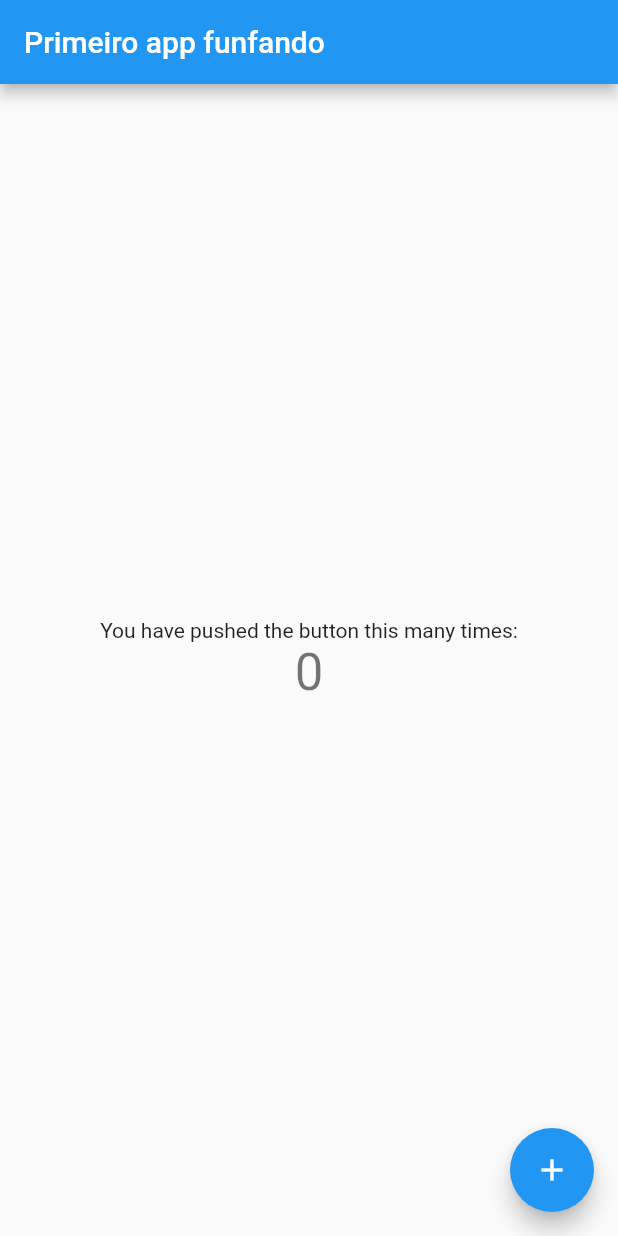
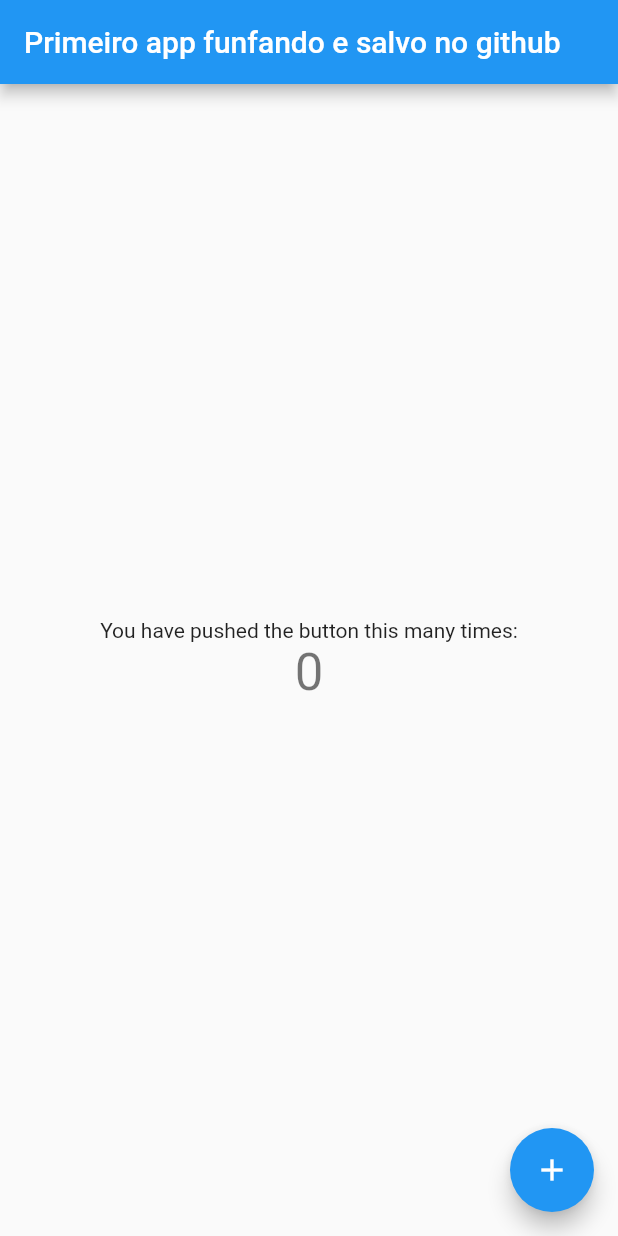
Before and after one commit to laudeni/Flutter_Tests, a Flutter app: the screen it shows after launch, on a phone screen of 412 x 824 dp. Run offline on Flutter 3.47's test engine with Material 2 defaults, Android fonts, the phone set to English and light mode, and no system bars.

Commit message:
Alterei o cabeçario

```diff
--- a/lib/main.dart
+++ b/lib/main.dart
@@ -26,7 +26,7 @@ class MyApp extends StatelessWidget {
         // closer together (more dense) than on mobile platforms.
         visualDensity: VisualDensity.adaptivePlatformDensity,
       ),
-      home: MyHomePage(title: 'Primeiro app funfando'),
+      home: MyHomePage(title: 'Primeiro app funfando e salvo no github'),
     );
   }
 }
```
